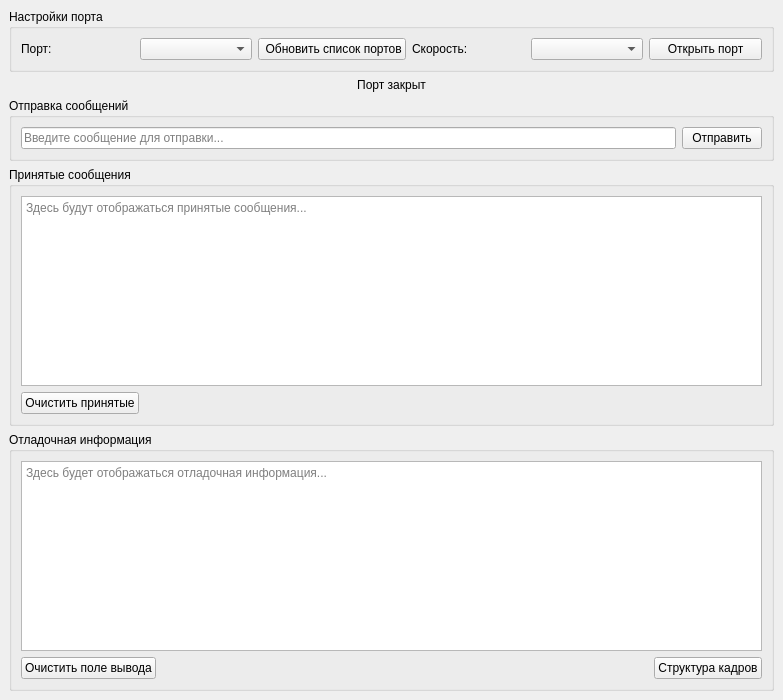
Before: the Qt Designer form src/mainwindow.ui in Kenoty/basics-of-computer-networks, drawn with Qt 5.
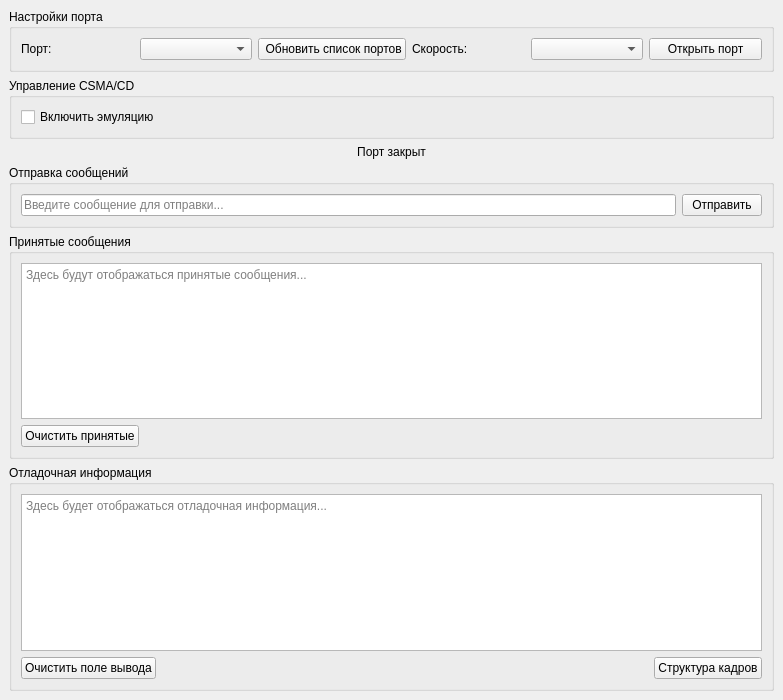
After: the same form once the commit is applied.

What changed in the file:
```diff
--- a/src/mainwindow.ui
+++ b/src/mainwindow.ui
@@ -58,6 +58,25 @@
       </layout>
      </widget>
     </item>
+    <item>
+     <widget class="QGroupBox" name="csmaGroupBox">
+      <property name="title">
+       <string>Управление CSMA/CD</string>
+      </property>
+      <layout class="QHBoxLayout" name="horizontalLayout_5">
+       <item>
+        <widget class="QCheckBox" name="enableEmulationCheckBox">
+         <property name="toolTip">
+          <string>Включить/выключить эмуляцию занятости и коллизий</string>
+         </property>
+         <property name="text">
+          <string>Включить эмуляцию</string>
+         </property>
+        </widget>
+       </item>
+      </layout>
+     </widget>
+    </item>
     <item>
      <widget class="QLabel" name="statusLabel">
       <property name="text">
```
